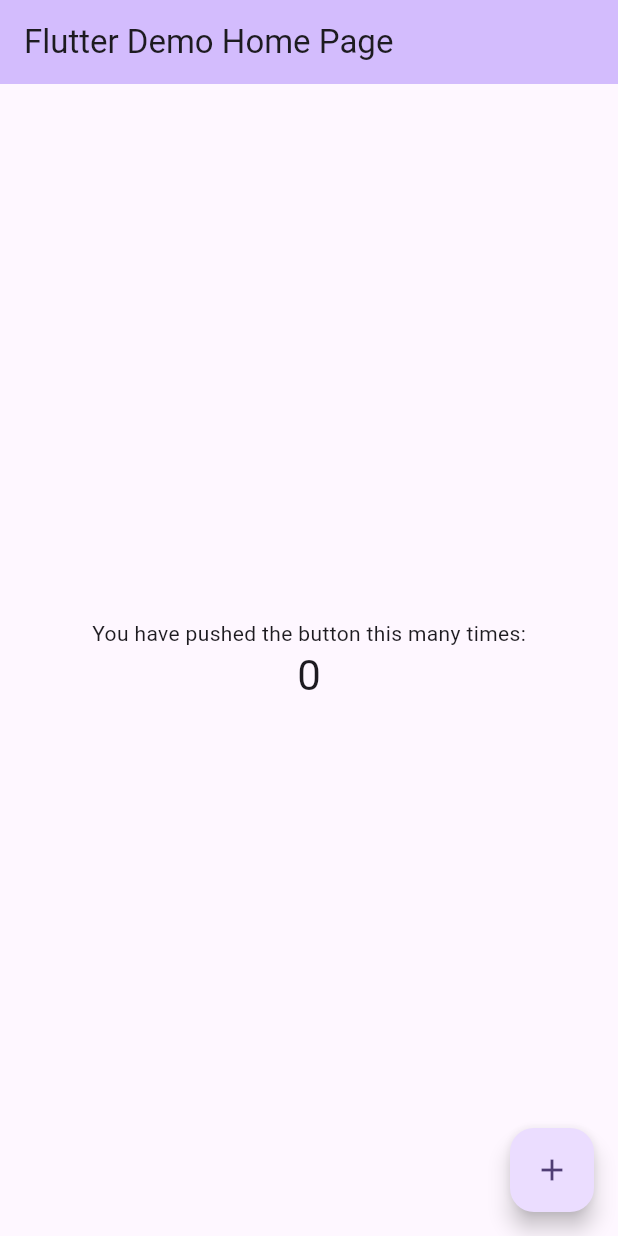
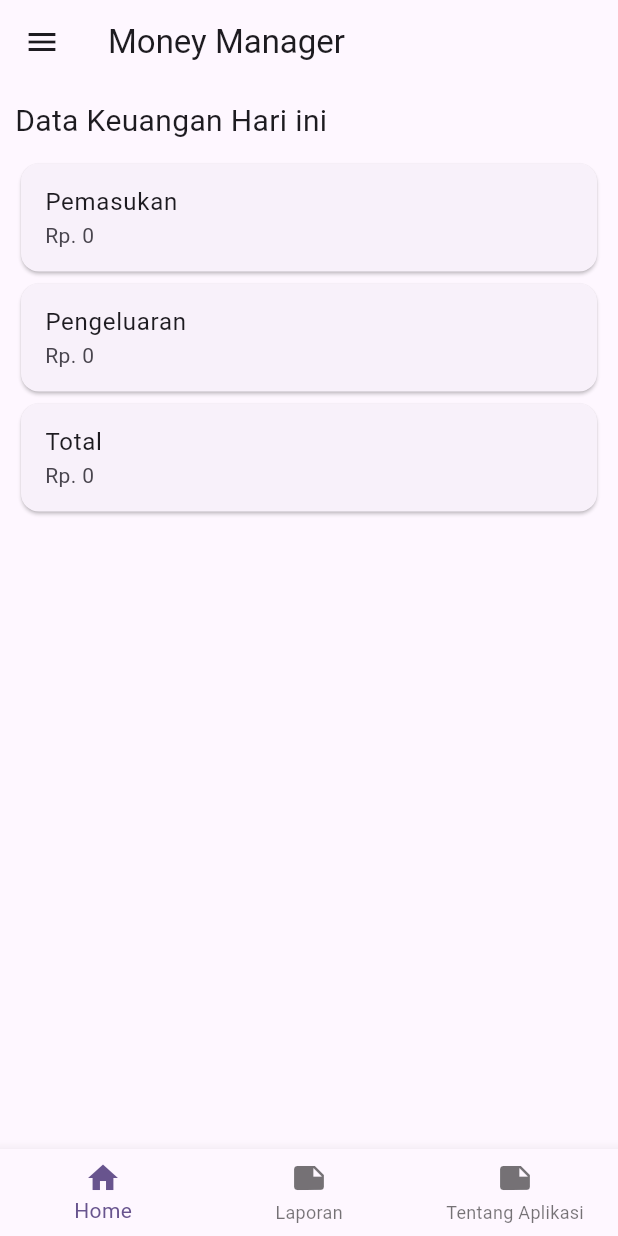
Before and after one commit to NishLy/money_manager, a Flutter app: the screen it shows after launch, on a phone screen of 412 x 824 dp. Run offline on Flutter 3.47's test engine with Material 3 defaults, Android fonts, the phone set to English and light mode, and no system bars; our stand-ins replace sqflite; accounts and stored records are empty.

Commit message:
home screen

```diff
--- a/lib/main.dart
+++ b/lib/main.dart
@@ -1,4 +1,5 @@
 import 'package:flutter/material.dart';
+import 'package:money_manager/widgets/home.dart';
 
 void main() {
   runApp(const MyApp());
@@ -13,113 +14,10 @@ class MyApp extends StatelessWidget {
     return MaterialApp(
       title: 'Flutter Demo',
       theme: ThemeData(
-        // This is the theme of your application.
-        //
-        // TRY THIS: Try running your application with "flutter run". You'll see
-        // the application has a blue toolbar. Then, without quitting the app,
-        // try changing the seedColor in the colorScheme below to Colors.green
-        // and then invoke "hot reload" (save your changes or press the "hot
-        // reload" button in a Flutter-supported IDE, or press "r" if you used
-        // the command line to start the app).
-        //
-        // Notice that the counter didn't reset back to zero; the application
-        // state is not lost during the reload. To reset the state, use hot
-        // restart instead.
-        //
-        // This works for code too, not just values: Most code changes can be
-        // tested with just a hot reload.
         colorScheme: ColorScheme.fromSeed(seedColor: Colors.deepPurple),
         useMaterial3: true,
       ),
-      home: const MyHomePage(title: 'Flutter Demo Home Page'),
+      home: const Home(),
     );
   }
 }
-
-class MyHomePage extends StatefulWidget {
-  const MyHomePage({super.key, required this.title});
-
-  // This widget is the home page of your application. It is stateful, meaning
-  // that it has a State object (defined below) that contains fields that affect
-  // how it looks.
-
-  // This class is the configuration for the state. It holds the values (in this
-  // case the title) provided by the parent (in this case the App widget) and
-  // used by the build method of the State. Fields in a Widget subclass are
-  // always marked "final".
-
-  final String title;
-
-  @override
-  State<MyHomePage> createState() => _MyHomePageState();
-}
-
-class _MyHomePageState extends State<MyHomePage> {
-  int _counter = 0;
-
-  void _incrementCounter() {
-    setState(() {
-      // This call to setState tells the Flutter framework that something has
-      // changed in this State, which causes it to rerun the build method below
-      // so that the display can reflect the updated values. If we changed
-      // _counter without calling setState(), then the build method would not be
-      // called again, and so nothing would appear to happen.
-      _counter++;
-    });
-  }
-
-  @override
-  Widget build(BuildContext context) {
-    // This method is rerun every time setState is called, for instance as done
-    // by the _incrementCounter method above.
-    //
-    // The Flutter framework has been optimized to make rerunning build methods
-    // fast, so that you can just rebuild anything that needs updating rather
-    // than having to individually change instances of widgets.
-    return Scaffold(
-      appBar: AppBar(
-        // TRY THIS: Try changing the color here to a specific color (to
-        // Colors.amber, perhaps?) and trigger a hot reload to see the AppBar
-        // change color while the other colors stay the same.
-        backgroundColor: Theme.of(context).colorScheme.inversePrimary,
-        // Here we take the value from the MyHomePage object that was created by
-        // the App.build method, and use it to set our appbar title.
-        title: Text(widget.title),
-      ),
-      body: Center(
-        // Center is a layout widget. It takes a single child and positions it
-        // in the middle of the parent.
-        child: Column(
-          // Column is also a layout widget. It takes a list of children and
-          // arranges them vertically. By default, it sizes itself to fit its
-          // children horizontally, and tries to be as tall as its parent.
-          //
-          // Column has various properties to control how it sizes itself and
-          // how it positions its children. Here we use mainAxisAlignment to
-          // center the children vertically; the main axis here is the vertical
-          // axis because Columns are vertical (the cross axis would be
-          // horizontal).
-          //
-          // TRY THIS: Invoke "debug painting" (choose the "Toggle Debug Paint"
-          // action in the IDE, or press "p" in the console), to see the
-          // wireframe for each widget.
-          mainAxisAlignment: MainAxisAlignment.center,
-          children: <Widget>[
-            const Text(
-              'You have pushed the button this many times:',
-            ),
-            Text(
-              '$_counter',
-              style: Theme.of(context).textTheme.headlineMedium,
-            ),
-          ],
-        ),
-      ),
-      floatingActionButton: FloatingActionButton(
-        onPressed: _incrementCounter,
-        tooltip: 'Increment',
-        child: const Icon(Icons.add),
-      ), // This trailing comma makes auto-formatting nicer for build methods.
-    );
-  }
-}
--- /dev/null
+++ b/lib/widgets/home.dart
@@ -0,0 +1,73 @@
+import 'package:flutter/material.dart';
+import 'package:money_manager/widgets/pemasukan.dart';
+
+class Home extends StatefulWidget {
+  const Home({super.key});
+
+  @override
+  State<Home> createState() => _HomeState();
+}
+
+class _HomeState extends State<Home> {
+  @override
+  Widget build(BuildContext context) {
+    return Scaffold(
+        appBar: AppBar(title: const Text('Money Manager')),
+        drawer: Drawer(
+          child: ListView(
+            children: [
+              ListTile(
+                title: const Text('Tambah Pemasukan'),
+                onTap: () {
+                  Navigator.push(
+                      context,
+                      MaterialPageRoute(
+                          builder: (context) => const PemasukanScreen()));
+                },
+              ),
+            ],
+          ),
+        ),
+        body: ListView(
+          padding: const EdgeInsets.all(10),
+          children: const [
+            Text("Data Keuangan Hari ini", style: TextStyle(fontSize: 20)),
+            SizedBox(height: 10),
+            Card(
+              child: ListTile(
+                title: Text('Pemasukan'),
+                subtitle: Text('Rp. 0'),
+              ),
+            ),
+            Card(
+              child: ListTile(
+                title: Text('Pengeluaran'),
+                subtitle: Text('Rp. 0'),
+              ),
+            ),
+            Card(
+              child: ListTile(
+                title: Text('Total'),
+                subtitle: Text('Rp. 0'),
+              ),
+            ),
+          ],
+        ),
+        bottomNavigationBar: BottomNavigationBar(
+          items: const [
+            BottomNavigationBarItem(
+              icon: Icon(Icons.home),
+              label: 'Home',
+            ),
+            BottomNavigationBarItem(
+              icon: Icon(Icons.note),
+              label: 'Laporan',
+            ),
+            BottomNavigationBarItem(
+              icon: Icon(Icons.note),
+              label: 'Tentang Aplikasi',
+            ),
+          ],
+        ));
+  }
+}
--- a/pubspec.yaml
+++ b/pubspec.yaml
@@ -30,6 +30,9 @@ environment:
 dependencies:
   flutter:
     sdk: flutter
+  sqflite:
+  path_provider:
+  intl:
 
 
   # The following adds the Cupertino Icons font to your application.
```
Also changed, not shown: lib/helpers/transaction.dart (added, +91 -0 lines), lib/model/transaction.dart (added, +55 -0 lines), lib/widgets/pemasukan.dart (added, +126 -0 lines), pubspec.lock, 1 other file.
